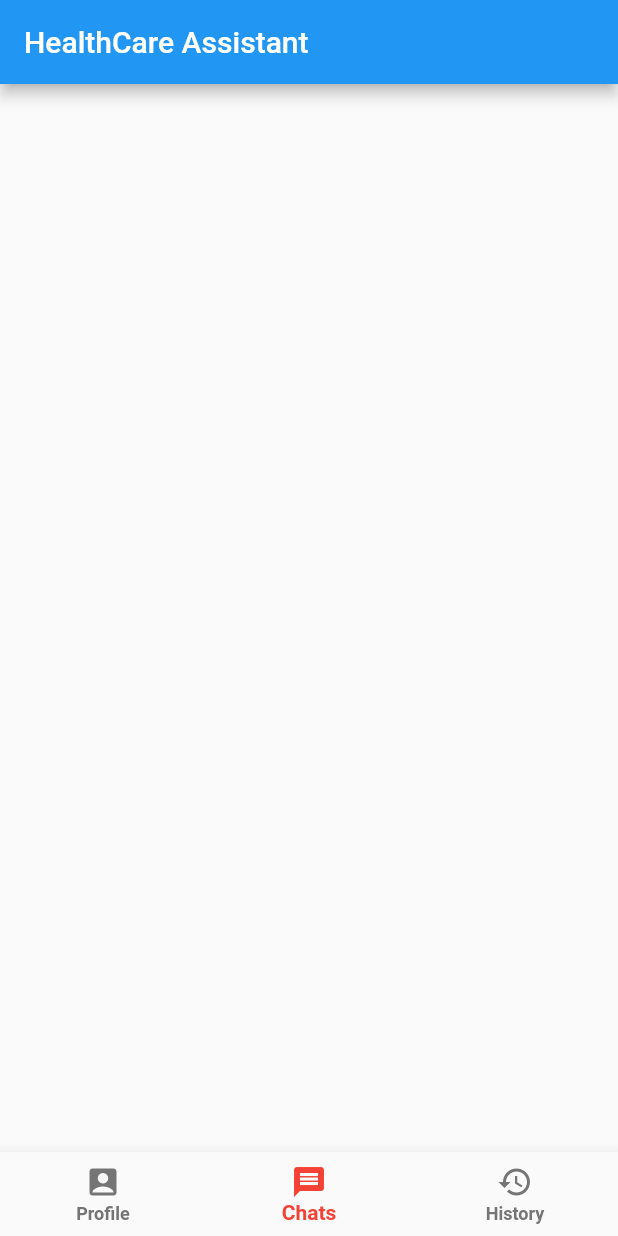
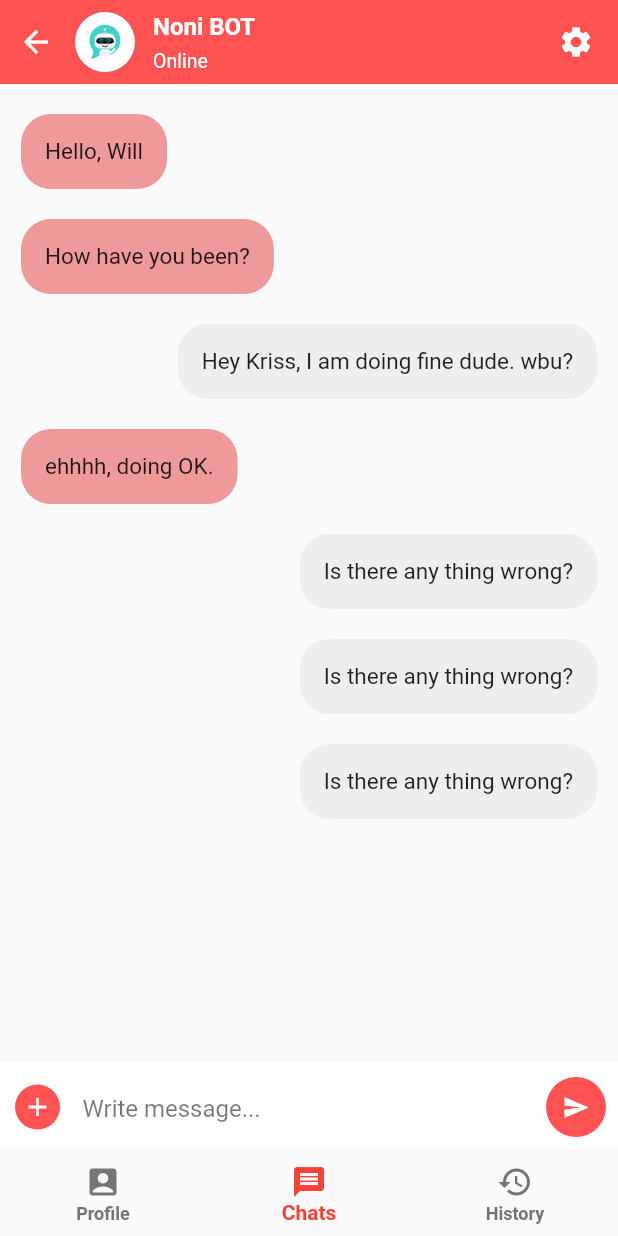
Before and after one commit to Irene-123/HealthCareChatbotAndroid, a Flutter app: the screen it shows after launch, item 2 of the bottom bar chosen, on a phone screen of 412 x 824 dp. Run offline on Flutter 3.47's test engine with Material 2 defaults, Android fonts, the phone set to English and light mode, and no system bars; our stand-ins replace firebase_core, firebase_database; accounts and stored records are empty.

Commit message:
Basic chat screen completed

```diff
--- a/lib/main.dart
+++ b/lib/main.dart
@@ -27,8 +27,8 @@ class _MyAppState extends State<MyApp> {
   Widget build(BuildContext context) {
 
     DatabaseReference ref = dbRef.ref("username/1");
-    print(ref.key);
-    print(ref.parent!.key);
+    // print(ref.key);
+    // print(ref.parent!.key);
     ref.remove();
 
     return const MaterialApp(
--- /dev/null
+++ b/lib/models/chatMessageModel.dart
@@ -0,0 +1,7 @@
+import 'package:flutter/cupertino.dart';
+
+class ChatMessage{
+  String messageContent;
+  String messageType;
+  ChatMessage({required this.messageContent, required this.messageType});
+}
--- a/lib/screens/chat_with_bot_page.dart
+++ b/lib/screens/chat_with_bot_page.dart
@@ -1,4 +1,7 @@
+import 'dart:async';
+
 import "package:flutter/material.dart";
+import '../models/chatMessageModel.dart';
 
 class ChatWithBotPage extends StatefulWidget {
   const ChatWithBotPage({Key? key}) : super(key: key);
@@ -8,13 +11,146 @@ class ChatWithBotPage extends StatefulWidget {
 }
 
 class _ChatWithBotPageState extends State<ChatWithBotPage> {
+  List<ChatMessage> messages = [
+    ChatMessage(messageContent: "Hello, Will", messageType: "receiver"),
+    ChatMessage(messageContent: "How have you been?", messageType: "receiver"),
+    ChatMessage(messageContent: "Hey Kriss, I am doing fine dude. wbu?", messageType: "sender"),
+    ChatMessage(messageContent: "ehhhh, doing OK.", messageType: "receiver"),
+    ChatMessage(messageContent: "Is there any thing wrong?", messageType: "sender"),
+    ChatMessage(messageContent: "Is there any thing wrong?", messageType: "sender"),
+    ChatMessage(messageContent: "Is there any thing wrong?", messageType: "sender"),
+  ];
+  final textBoxController = TextEditingController();
+  final ScrollController _controller = ScrollController();
+
   @override
   Widget build(BuildContext context) {
     return Scaffold(
       appBar: AppBar(
-        title: const Text("HealthCare Assistant"),
+        elevation: 0,
+        automaticallyImplyLeading: false,
+        backgroundColor: Colors.redAccent,
+        flexibleSpace: SafeArea(
+          child: Container(
+            padding: const EdgeInsets.only(right: 16),
+            child: Row(
+              children: <Widget>[
+                IconButton(
+                  onPressed: (){
+                    Navigator.pop(context);
+                  },
+                  icon: const Icon(Icons.arrow_back,color: Colors.white,),
+                ),
+                const SizedBox(width: 2,),
+                const CircleAvatar(
+                  // backgroundImage: NetworkImage("<https://randomuser.me/api/portraits/men/5.jpg>"),
+                  backgroundImage: AssetImage('assets/images/bot.jpg'),
+                  maxRadius: 20,
+                ),
+                const SizedBox(width: 12,),
+                Expanded(
+                  child: Column(
+                    crossAxisAlignment: CrossAxisAlignment.start,
+                    mainAxisAlignment: MainAxisAlignment.center,
+                    children: const <Widget>[
+                      Text("Noni BOT",style: TextStyle( fontSize: 16 ,fontWeight: FontWeight.w600, color: Colors.white),),
+                      SizedBox(height: 6,),
+                      Text("Online",style: TextStyle(color: Colors.white, fontSize: 13),),
+                    ],
+                  ),
+                ),
+                const Icon(Icons.settings,color: Colors.white,),
+              ],
+            ),
+          ),
+        ),
       ),
-      body: Container(),
+      body: Stack(
+        children: <Widget>[
+          ListView.builder(
+            itemCount: messages.length,
+            controller: _controller,
+            shrinkWrap: true,
+            padding: const EdgeInsets.only(top: 10,bottom: 60),
+            physics: const AlwaysScrollableScrollPhysics(),
+            itemBuilder: (context, index){
+              return Container(
+                padding: const EdgeInsets.only(left: 14,right: 14,top: 10,bottom: 10),
+                child: Align(
+                  alignment: (messages[index].messageType == "receiver"?Alignment.topLeft:Alignment.topRight),
+                  child: Container(
+                    decoration: BoxDecoration(
+                      borderRadius: BorderRadius.circular(20),
+                      color: (messages[index].messageType  == "receiver"?Colors.red.shade200:Colors.grey.shade200),
+                    ),
+                  padding: const EdgeInsets.all(16),
+                  child: Text(messages[index].messageContent, style: const TextStyle(fontSize: 15))
+                  ),
+                ),
+              );
+            },
+          ),
+          Align(
+            alignment: Alignment.bottomLeft,
+            child: Container(
+              padding: const EdgeInsets.only(left: 10,bottom: 10,top: 10),
+              height: 60,
+              width: double.infinity,
+              color: Colors.white,
+              child: Row(
+                children: <Widget>[
+                  GestureDetector(
+                    onTap: (){
+                    },
+                    child: Container(
+                      height: 30,
+                      width: 30,
+                      decoration: BoxDecoration(
+                        color: Colors.redAccent,
+                        borderRadius: BorderRadius.circular(30),
+                      ),
+                      child: const Icon(Icons.add, color: Colors.white, size: 20, ),
+                    ),
+                  ),
+                  const SizedBox(width: 15,),
+                  Expanded(
+                    child: TextField(
+                      controller: textBoxController,
+                      decoration: const InputDecoration(
+                          hintText: "Write message...",
+                          hintStyle: TextStyle(color: Colors.black54),
+                          border: InputBorder.none
+                      ),
+                    ),
+                  ),
+                  const SizedBox(width: 15,),
+                  FloatingActionButton(
+                    onPressed: (){
+                      setState(() {
+                        messages.add(
+                            ChatMessage(
+                                messageContent: textBoxController.text,
+                                messageType: "sender"
+                            )
+                        );
+                        Timer(
+                            Duration(milliseconds: 300),
+                                () => _controller
+                                .jumpTo(_controller.position.maxScrollExtent));
+                      });
+
+                      textBoxController.clear();
+                    },
+                    child: const Icon(Icons.send,color: Colors.white,size: 18,),
+                    backgroundColor: Colors.redAccent ,
+                    elevation: 0,
+                  ),
+                ],
+              ),
+            ),
+          ),
+        ],
+      ),
     );
   }
 }
--- a/lib/screens/user_history.dart
+++ b/lib/screens/user_history.dart
@@ -13,6 +13,7 @@ class _UserHistoryState extends State<UserHistory> {
     return Scaffold(
       appBar: AppBar(
         title: const Text("History"),
+        backgroundColor: Colors.redAccent,
       ),
       body: Container(),
     );
--- a/lib/screens/user_profile.dart
+++ b/lib/screens/user_profile.dart
@@ -13,6 +13,7 @@ class _UserProfileState extends State<UserProfile> {
     return Scaffold(
       appBar: AppBar(
         title: const Text("Profile"),
+        backgroundColor: Colors.redAccent,
       ),
       body: Container(),
     );
--- a/pubspec.yaml
+++ b/pubspec.yaml
@@ -61,7 +61,8 @@ flutter:
   uses-material-design: true
 
   # To add assets to your application, add an assets section, like this:
-  # assets:
+  assets:
+    - assets/images/bot.jpg
   #   - images/a_dot_burr.jpeg
   #   - images/a_dot_ham.jpeg
 
```
Also changed, not shown: assets/images/bot.jpg (added).
